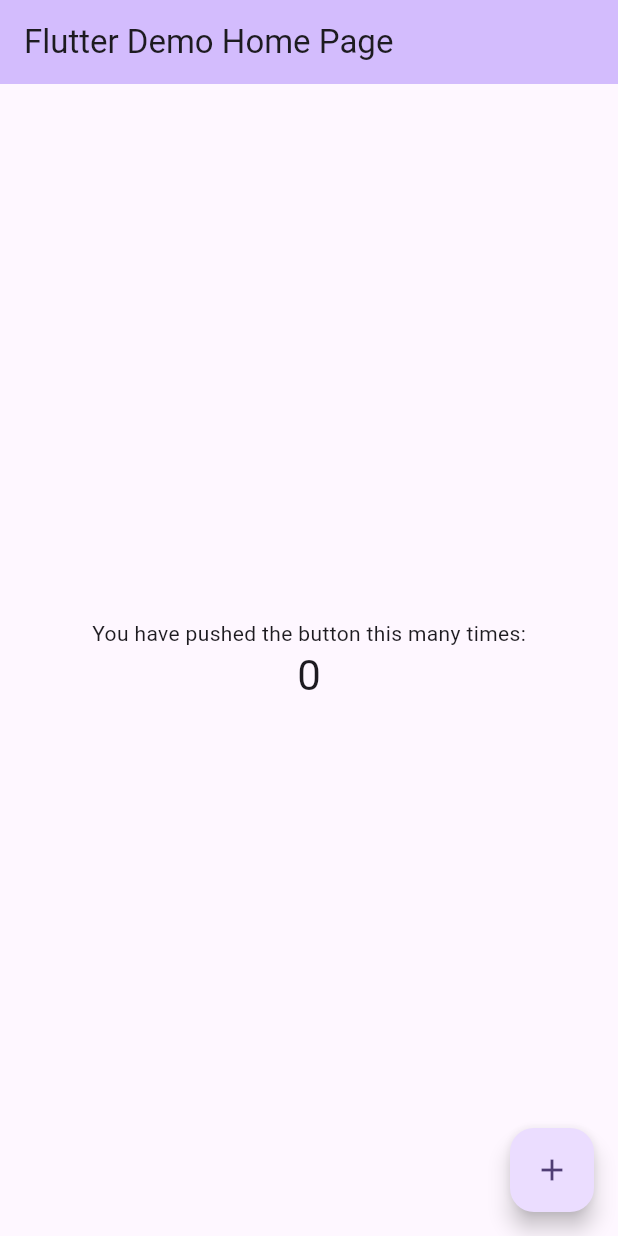
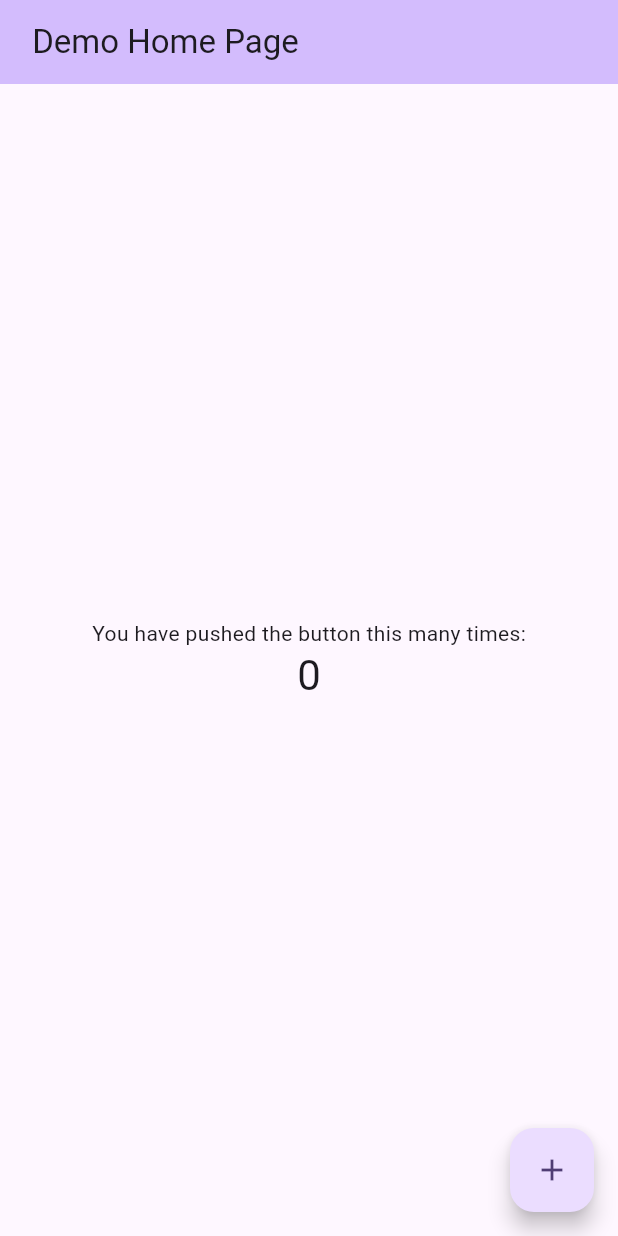
Before and after one commit to YahyaKreiyeh/MoveAssist, a Flutter app: the screen it shows after launch, on a phone screen of 412 x 824 dp. Run offline on Flutter 3.47's test engine with Material 3 defaults, Android fonts, the phone set to English and light mode, and no system bars.

Commit message:
initiate branch development

```diff
--- a/lib/main.dart
+++ b/lib/main.dart
@@ -31,7 +31,7 @@ class MyApp extends StatelessWidget {
         colorScheme: ColorScheme.fromSeed(seedColor: Colors.deepPurple),
         useMaterial3: true,
       ),
-      home: const MyHomePage(title: 'Flutter Demo Home Page'),
+      home: const MyHomePage(title: ' Demo Home Page'),
     );
   }
 }
```
